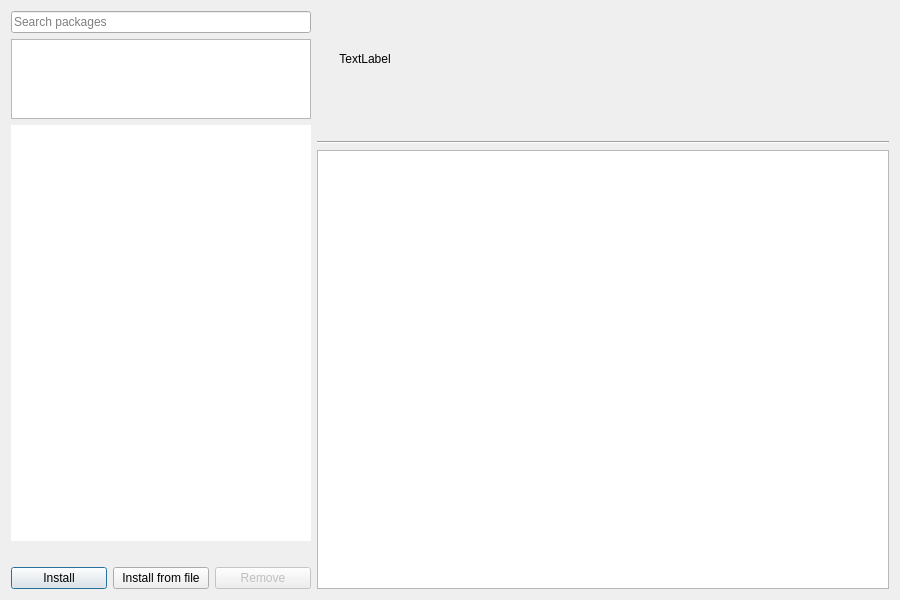
Old version of the form src/ui/package_manager.ui in the repository Mudlet/Mudlet.
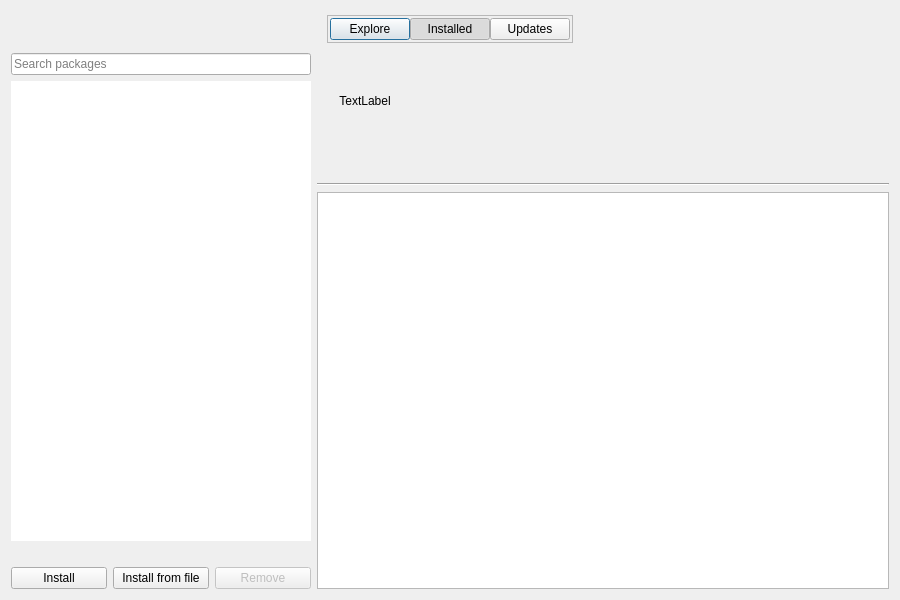
New version of the form.

Commit message:
Add GNOME Software-style navigation to Package Manager
Replace sidebar toggle with centered Explore/Installed/Updates buttons.
Add version comparison to detect and display available package updates.

Patch:
```diff
--- a/src/ui/package_manager.ui
+++ b/src/ui/package_manager.ui
@@ -22,6 +22,118 @@
     <height>600</height>
    </size>
   </property>
+  <layout class="QVBoxLayout" name="mainVerticalLayout">
+   <item>
+    <widget class="QWidget" name="headerBar" native="true">
+     <property name="sizePolicy">
+      <sizepolicy hsizetype="Preferred" vsizetype="Fixed">
+       <horstretch>0</horstretch>
+       <verstretch>0</verstretch>
+      </sizepolicy>
+     </property>
+     <layout class="QHBoxLayout" name="headerLayout">
+      <property name="topMargin">
+       <number>4</number>
+      </property>
+      <property name="bottomMargin">
+       <number>4</number>
+      </property>
+      <item>
+       <spacer name="leftSpacer">
+        <property name="orientation">
+         <enum>Qt::Orientation::Horizontal</enum>
+        </property>
+        <property name="sizeHint" stdset="0">
+         <size>
+          <width>40</width>
+          <height>20</height>
+         </size>
+        </property>
+       </spacer>
+      </item>
+      <item>
+       <widget class="QFrame" name="navigationFrame">
+        <property name="sizePolicy">
+         <sizepolicy hsizetype="Fixed" vsizetype="Fixed">
+          <horstretch>0</horstretch>
+          <verstretch>0</verstretch>
+         </sizepolicy>
+        </property>
+        <property name="frameShape">
+         <enum>QFrame::Shape::StyledPanel</enum>
+        </property>
+        <property name="frameShadow">
+         <enum>QFrame::Shadow::Raised</enum>
+        </property>
+        <layout class="QHBoxLayout" name="navigationLayout">
+         <property name="spacing">
+          <number>0</number>
+         </property>
+         <property name="leftMargin">
+          <number>2</number>
+         </property>
+         <property name="topMargin">
+          <number>2</number>
+         </property>
+         <property name="rightMargin">
+          <number>2</number>
+         </property>
+         <property name="bottomMargin">
+          <number>2</number>
+         </property>
+         <item>
+          <widget class="QPushButton" name="pushButton_explore">
+           <property name="text">
+            <string>Explore</string>
+           </property>
+           <property name="checkable">
+            <bool>true</bool>
+           </property>
+          </widget>
+         </item>
+         <item>
+          <widget class="QPushButton" name="pushButton_installed">
+           <property name="text">
+            <string>Installed</string>
+           </property>
+           <property name="checkable">
+            <bool>true</bool>
+           </property>
+           <property name="checked">
+            <bool>true</bool>
+           </property>
+          </widget>
+         </item>
+         <item>
+          <widget class="QPushButton" name="pushButton_updates">
+           <property name="text">
+            <string>Updates</string>
+           </property>
+           <property name="checkable">
+            <bool>true</bool>
+           </property>
+          </widget>
+         </item>
+        </layout>
+       </widget>
+      </item>
+      <item>
+       <spacer name="rightSpacer">
+        <property name="orientation">
+         <enum>Qt::Orientation::Horizontal</enum>
+        </property>
+        <property name="sizeHint" stdset="0">
+         <size>
+          <width>40</width>
+          <height>20</height>
+         </size>
+        </property>
+       </spacer>
+      </item>
+     </layout>
+    </widget>
+   </item>
+   <item>
   <layout class="QHBoxLayout" name="horizontalLayout_2">
    <item>
     <widget class="QWidget" name="leftPanel" native="true">
@@ -69,25 +181,6 @@
        </property>
       </widget>
      </item>
-     <item>
-      <widget class="QListWidget" name="packageStatusList">
-       <property name="focusPolicy">
-        <enum>Qt::FocusPolicy::ClickFocus</enum>
-       </property>
-       <property name="sizePolicy">
-        <sizepolicy hsizetype="Expanding" vsizetype="Minimum">
-         <horstretch>0</horstretch>
-         <verstretch>0</verstretch>
-        </sizepolicy>
-       </property>
-       <property name="maximumSize">
-        <size>
-         <width>16777215</width>
-         <height>80</height>
-        </size>
-       </property>
-      </widget>
-     </item>
      <item>
       <widget class="QListWidget" name="packageList">
        <property name="focusPolicy">
@@ -396,6 +489,8 @@
      </item>
      </layout>
     </widget>
+     </item>
+    </layout>
    </item>
   </layout>
  </widget>
```
Lines whose indentation alone changed are shown as unchanged. The commit also changes 2 other files.
